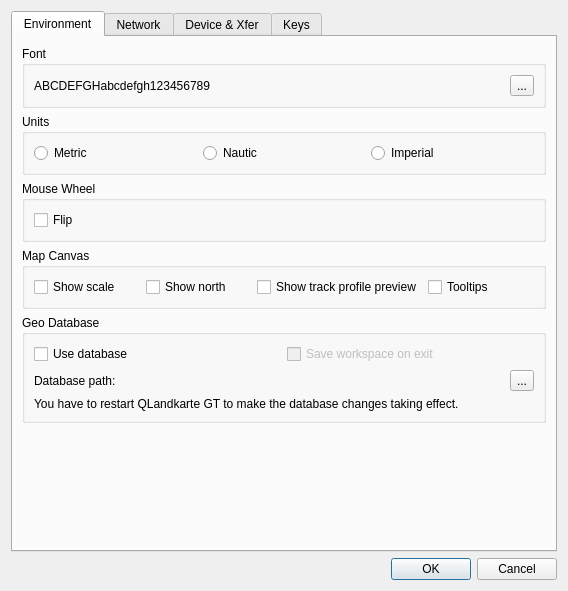
This is src/IDlgConfig.ui in ntruchsess/QLandkarteGT as Qt 5 draws it before an edit. The edited form follows.
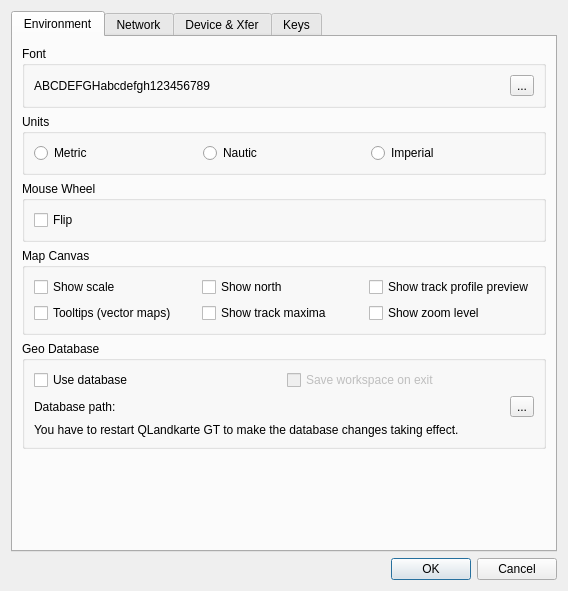
This is the edited form. The open tabs and pages were chosen to show the change.

```diff
--- a/src/IDlgConfig.ui
+++ b/src/IDlgConfig.ui
@@ -101,35 +101,55 @@
          <property name="title">
           <string>Map Canvas</string>
          </property>
-         <layout class="QHBoxLayout" name="horizontalLayout_4">
-          <item>
+         <layout class="QGridLayout" name="gridLayout">
+          <item row="0" column="0" rowspan="2">
            <widget class="QCheckBox" name="checkShowScale">
             <property name="text">
              <string>Show scale</string>
             </property>
            </widget>
           </item>
-          <item>
+          <item row="0" column="2" rowspan="2">
            <widget class="QCheckBox" name="checkShowNorth">
             <property name="text">
              <string>Show north</string>
             </property>
            </widget>
           </item>
-          <item>
+          <item row="0" column="3" rowspan="2">
            <widget class="QCheckBox" name="checkShowProfilePreview">
             <property name="text">
              <string>Show track profile preview</string>
             </property>
            </widget>
           </item>
-          <item>
+          <item row="2" column="2">
+           <widget class="QCheckBox" name="checkShowTrackMax">
+            <property name="toolTip">
+             <string>Show Hmin, Hmax and Vmax on the active track</string>
+            </property>
+            <property name="text">
+             <string>Show track maxima</string>
+            </property>
+           </widget>
+          </item>
+          <item row="2" column="0">
            <widget class="QCheckBox" name="checkTooltip">
             <property name="toolTip">
              <string>Show information as tooltip for items under cursor in vector maps.</string>
             </property>
             <property name="text">
-             <string>Tooltips</string>
+             <string>Tooltips (vector maps)</string>
+            </property>
+           </widget>
+          </item>
+          <item row="2" column="3">
+           <widget class="QCheckBox" name="checkShowZoomLevel">
+            <property name="toolTip">
+             <string>Show zoom level in the top left corner</string>
+            </property>
+            <property name="text">
+             <string>Show zoom level</string>
             </property>
            </widget>
           </item>
```
Left out of the diff: 11 changed lines with no effect on the pictures.
